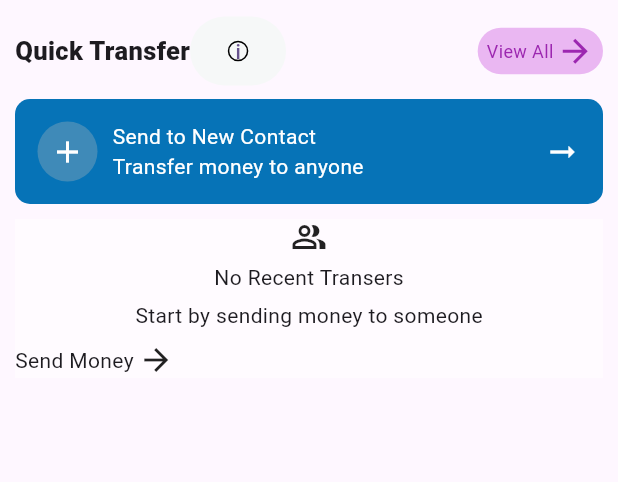
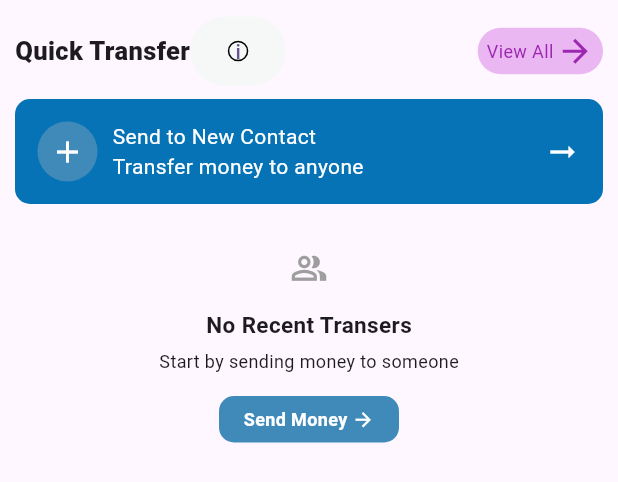
Before and after one commit to ukpongjoseph/DigiKlone, a Flutter app: the QuickTransfer widget shown alone on an empty page, opened directly, on a phone screen of 412 x 824 dp. Shown: the top 482 px of the screen. Run offline on Flutter 3.47's test engine with Material 3 defaults, Android fonts, the phone set to English and light mode, and no system bars; our stand-ins replace carousel_slider.

Commit message:
Resolved first page

```diff
--- a/lib/components/quick_transfer.dart
+++ b/lib/components/quick_transfer.dart
@@ -80,7 +80,9 @@ class _QuickTransferState extends State<QuickTransfer> {
                     onPressed: () {
                       showQuickTransferInfo();
                     },
-                    style: TextButton.styleFrom(backgroundColor: const Color.fromARGB(255, 246, 248, 248),),
+                    style: TextButton.styleFrom(
+                      backgroundColor: const Color.fromARGB(255, 246, 248, 248),
+                    ),
                     child: Container(
                       padding: EdgeInsets.all(4.0),
                       decoration: BoxDecoration(
@@ -189,35 +191,71 @@ class _QuickTransferState extends State<QuickTransfer> {
           ),
           SizedBox(height: 10.0),
           beneficiaries.isEmpty
-          ?
-          Container(
-            color: Colors.white54,
+              ? Container(
+                  padding: EdgeInsets.all(20.0),
                   child: Column(
                     children: [
-                Icon(Icons.people_alt_outlined),
-                SizedBox(height: spacing,),
-                Text("No Recent Transers"),
-                SizedBox(height: spacing,),
-                Text("Start by sending money to someone"),
-                SizedBox(height: spacing + 3,),
-                Row(
+                      Icon(
+                        Icons.people_alt_outlined,
+                        size: isMobile ? 25 : 35,
+                        color: Colors.grey,
+                      ),
+                      SizedBox(height: spacing + 10),
+                      Text(
+                        "No Recent Transers",
+                        style: TextStyle(
+                          fontSize: isMobile ? 15 : 18,
+                          fontWeight: FontWeight.bold,
+                        ),
+                      ),
+                      SizedBox(height: spacing),
+                      Text(
+                        "Start by sending money to someone",
+                        style: TextStyle(fontSize: isMobile ? 12 : 14),
+                      ),
+                      SizedBox(height: spacing + 10),
+                      GestureDetector(
+                        onTap: (){
+                          Navigator.push(context, MaterialPageRoute(builder: (context)=>TransferMoney()));
+                        },
+                        child: Container(
+                          padding: EdgeInsets.all(7.0),
+                          width: isMobile ? 120.0 : 180.0,
+                          decoration: BoxDecoration(
+                            color: const Color.fromARGB(255, 63, 138, 184),
+                            borderRadius: BorderRadius.circular(10)
+                          ),
+                          child: Row(
+                            mainAxisAlignment: MainAxisAlignment.center,
                             children: [
-                    Text("Send Money"),
-                    SizedBox(width: spacing-2,),
-                    Icon(Icons.arrow_forward)
+                              Text(
+                                "Send Money",
+                                style: TextStyle(
+                                  fontSize: isMobile ? 12 : 14,
+                                  color: Colors.white,
+                                  fontWeight: FontWeight.bold
+                                ),
+                              ),
+                              SizedBox(width: spacing - 2),
+                              Icon(
+                                Icons.arrow_forward,
+                                size: isMobile ? 15 : 25,
+                                color: Colors.white,
+                              ),
                             ],
-                )
+                          ),
+                        ),
+                      ),
                     ],
                   ),
                 )
-          :
-          Container(
+              : Container(
                   color: Colors.white60,
                   child: Column(
                     children: [
                       Text("Recent Contacts"),
-                SizedBox(height: spacing + 2,),
-                ...beneficiaries.map((items){
+                      SizedBox(height: spacing + 2),
+                      ...beneficiaries.map((items) {
                         return Container(
                           color: Colors.white,
                           child: Row(
@@ -225,24 +263,22 @@ class _QuickTransferState extends State<QuickTransfer> {
                               Row(
                                 children: [
                                   Row(
-                              children: [
-                                Icon(Icons.person_2_outlined)
-                              ],
+                                    children: [Icon(Icons.person_2_outlined)],
                                   ),
-                            SizedBox(width: spacing,),
+                                  SizedBox(width: spacing),
                                   Column(
                                     children: [
                                       Text(items["names"]),
-                                Text(items["number"])
+                                      Text(items["number"]),
                                     ],
-                            )
+                                  ),
                                 ],
                               ),
                               Row(
                                 children: [
-                            Icon(Icons.swap_vert_circle_outlined)
+                                  Icon(Icons.swap_vert_circle_outlined),
                                 ],
-                        )
+                              ),
                             ],
                           ),
                         );
```
Lines whose indentation alone changed are shown as unchanged.
